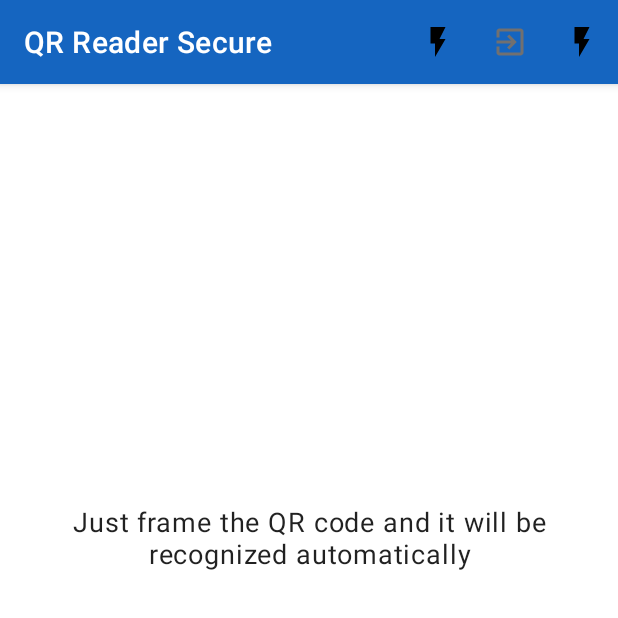
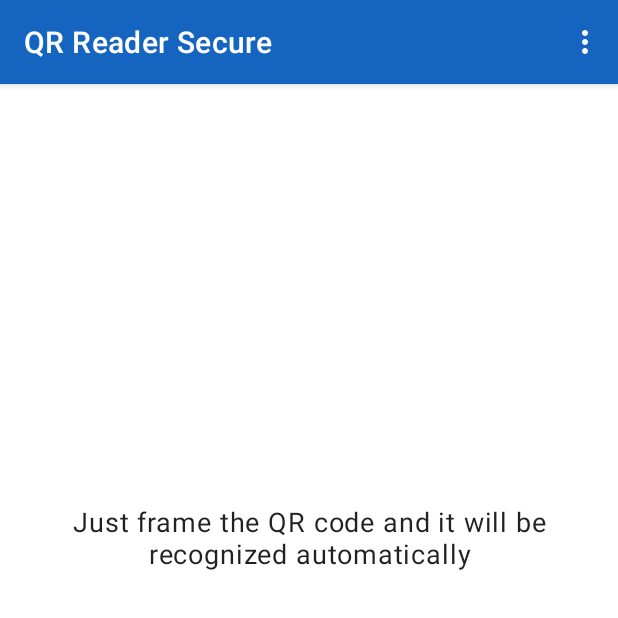
Before and after one commit to dhirajdafouti/QrCodeScanApplication, an Android app: the MainActivity screen opened directly, with no data from a screen before it, on a phone screen of 412 x 824 dp, the top half of it. Run offline under Robolectric (Android 15) with nearby library versions, the phone set to English and light mode, and no system bars; libraries missing offline, so code that uses them is left out: com.journeyapps.barcodescanner, pub.devrel.easypermissions; plain views replace DecoratedBarcodeView; 6 statements that could not run were skipped.

Commit message:
Initial comment for scanner application

```diff
--- a/app/src/main/res/layout/activity_welcome.xml
+++ b/app/src/main/res/layout/activity_welcome.xml
@@ -17,7 +17,7 @@
         android:text="@string/text"
         android:background="@color/colorOnPrimary"
         android:textColor="@color/colorOnBackground"
-        android:textSize="40sp"
+        android:textSize="20sp"
         android:textStyle="italic"
         app:layout_constraintEnd_toEndOf="parent"
         app:layout_constraintStart_toStartOf="parent"
--- a/app/src/main/res/menu/menu_main.xml
+++ b/app/src/main/res/menu/menu_main.xml
@@ -6,20 +6,20 @@
     <item
         android:id="@+id/action_about"
         android:icon="@drawable/ic_baseline_flash_on_24"
-        android:orderInCategory="100"
+        android:orderInCategory="3"
         android:title="@string/settings_about"
-        app:showAsAction="ifRoom" />
+        app:showAsAction="never" />
     <item
         android:id="@+id/exit"
         android:icon="@drawable/ic_baseline_exit_to_app_24"
-        android:orderInCategory="100"
+        android:orderInCategory="1"
         android:title="@string/Exit"
-        app:showAsAction="ifRoom" />
+        app:showAsAction="never" />
 
     <item
         android:id="@+id/action_flash"
         android:icon="@drawable/ic_baseline_flash_off_24"
-        android:orderInCategory="100"
+        android:orderInCategory="2"
         android:title="@string/turn_on_flash"
-        app:showAsAction="ifRoom" />
+        app:showAsAction="never" />
 </menu>
```
